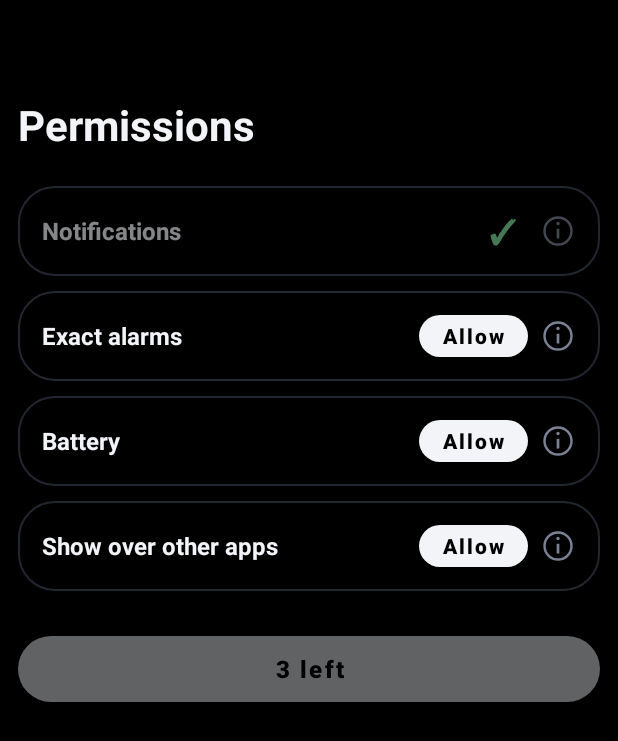
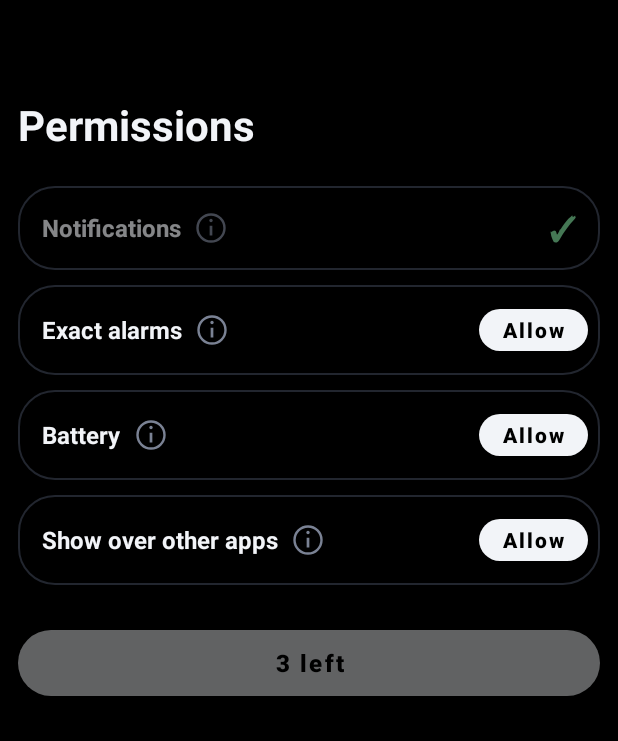
Before and after one commit to Joe-ux-stack/Alarm-Affirmation, an Android app: the screen it shows after launch (SetupActivity), on a phone screen of 412 x 824 dp. Shown: the top 741 px of the screen. Run offline under Robolectric (Android 15) with nearby library versions, the phone set to English and light mode, and no system bars.

Commit message:
Setup: info button sits next to the permission name
Co-Authored-By: Claude Fable 5.1 <noreply@anthropic.com>
Claude-Session: https://claude.ai/code/session_01DXvk7QxGbdtrWmEVqhQDjt

```diff
--- a/app/src/main/res/layout/activity_setup.xml
+++ b/app/src/main/res/layout/activity_setup.xml
@@ -41,13 +41,23 @@
                 android:gravity="center_vertical"
                 android:orientation="horizontal">
                 <TextView
-                    android:layout_width="0dp"
+                    android:layout_width="wrap_content"
                     android:layout_height="wrap_content"
-                    android:layout_weight="1"
                     android:text="Notifications"
                     android:textColor="#F2F4F8"
                     android:textSize="16sp"
                     android:textStyle="bold" />
+                <ImageButton
+                    android:id="@+id/info_notif"
+                    android:layout_width="36dp"
+                    android:layout_height="36dp"
+                    android:layout_marginStart="2dp"
+                    android:background="?android:attr/selectableItemBackgroundBorderless"
+                    android:contentDescription="Why"
+                    android:padding="9dp"
+                    android:src="@drawable/ic_info"
+                    android:tint="#7A8294" />
+                <View android:layout_width="0dp" android:layout_height="1dp" android:layout_weight="1" />
                 <Button
                     android:id="@+id/btn_notif"
                     style="@style/SmallPrimaryButton"
@@ -63,15 +73,6 @@
                     android:textSize="22sp"
                     android:textStyle="bold"
                     android:visibility="gone" />
-                <ImageButton
-                    android:id="@+id/info_notif"
-                    android:layout_width="40dp"
-                    android:layout_height="40dp"
-                    android:background="?android:attr/selectableItemBackgroundBorderless"
-                    android:contentDescription="Why"
-                    android:padding="9dp"
-                    android:src="@drawable/ic_info"
-                    android:tint="#7A8294" />
             </LinearLayout>
 
             <TextView
@@ -104,13 +105,23 @@
                 android:gravity="center_vertical"
                 android:orientation="horizontal">
                 <TextView
-                    android:layout_width="0dp"
+                    android:layout_width="wrap_content"
                     android:layout_height="wrap_content"
-                    android:layout_weight="1"
                     android:text="Exact alarms"
                     android:textColor="#F2F4F8"
                     android:textSize="16sp"
                     android:textStyle="bold" />
+                <ImageButton
+                    android:id="@+id/info_exact"
+                    android:layout_width="36dp"
+                    android:layout_height="36dp"
+                    android:layout_marginStart="2dp"
+                    android:background="?android:attr/selectableItemBackgroundBorderless"
+                    android:contentDescription="Why"
+                    android:padding="9dp"
+                    android:src="@drawable/ic_info"
+                    android:tint="#7A8294" />
+                <View android:layout_width="0dp" android:layout_height="1dp" android:layout_weight="1" />
                 <Button
                     android:id="@+id/btn_exact"
                     style="@style/SmallPrimaryButton"
@@ -126,15 +137,6 @@
                     android:textSize="22sp"
                     android:textStyle="bold"
                     android:visibility="gone" />
-                <ImageButton
-                    android:id="@+id/info_exact"
-                    android:layout_width="40dp"
-                    android:layout_height="40dp"
-                    android:background="?android:attr/selectableItemBackgroundBorderless"
-                    android:contentDescription="Why"
-                    android:padding="9dp"
-                    android:src="@drawable/ic_info"
-                    android:tint="#7A8294" />
             </LinearLayout>
 
             <TextView
@@ -167,13 +169,23 @@
                 android:gravity="center_vertical"
                 android:orientation="horizontal">
                 <TextView
-                    android:layout_width="0dp"
+                    android:layout_width="wrap_content"
                     android:layout_height="wrap_content"
-                    android:layout_weight="1"
                     android:text="Battery"
                     android:textColor="#F2F4F8"
                     android:textSize="16sp"
                     android:textStyle="bold" />
+                <ImageButton
+                    android:id="@+id/info_battery"
+                    android:layout_width="36dp"
+                    android:layout_height="36dp"
+                    android:layout_marginStart="2dp"
+                    android:background="?android:attr/selectableItemBackgroundBorderless"
+                    android:contentDescription="Why"
+                    android:padding="9dp"
+                    android:src="@drawable/ic_info"
+                    android:tint="#7A8294" />
+                <View android:layout_width="0dp" android:layout_height="1dp" android:layout_weight="1" />
                 <Button
                     android:id="@+id/btn_battery"
                     style="@style/SmallPrimaryButton"
@@ -189,15 +201,6 @@
                     android:textSize="22sp"
                     android:textStyle="bold"
                     android:visibility="gone" />
-                <ImageButton
-                    android:id="@+id/info_battery"
-                    android:layout_width="40dp"
-                    android:layout_height="40dp"
-                    android:background="?android:attr/selectableItemBackgroundBorderless"
-                    android:contentDescription="Why"
-                    android:padding="9dp"
-                    android:src="@drawable/ic_info"
-                    android:tint="#7A8294" />
             </LinearLayout>
 
             <TextView
@@ -230,13 +233,23 @@
                 android:gravity="center_vertical"
                 android:orientation="horizontal">
                 <TextView
-                    android:layout_width="0dp"
+                    android:layout_width="wrap_content"
                     android:layout_height="wrap_content"
-                    android:layout_weight="1"
                     android:text="Show over other apps"
                     android:textColor="#F2F4F8"
                     android:textSize="16sp"
                     android:textStyle="bold" />
+                <ImageButton
+                    android:id="@+id/info_overlay"
+                    android:layout_width="36dp"
+                    android:layout_height="36dp"
+                    android:layout_marginStart="2dp"
+                    android:background="?android:attr/selectableItemBackgroundBorderless"
+                    android:contentDescription="Why"
+                    android:padding="9dp"
+                    android:src="@drawable/ic_info"
+                    android:tint="#7A8294" />
+                <View android:layout_width="0dp" android:layout_height="1dp" android:layout_weight="1" />
                 <Button
                     android:id="@+id/btn_overlay"
                     style="@style/SmallPrimaryButton"
@@ -252,15 +265,6 @@
                     android:textSize="22sp"
                     android:textStyle="bold"
                     android:visibility="gone" />
-                <ImageButton
-                    android:id="@+id/info_overlay"
-                    android:layout_width="40dp"
-                    android:layout_height="40dp"
-                    android:background="?android:attr/selectableItemBackgroundBorderless"
-                    android:contentDescription="Why"
-                    android:padding="9dp"
-                    android:src="@drawable/ic_info"
-                    android:tint="#7A8294" />
             </LinearLayout>
 
             <TextView
```
